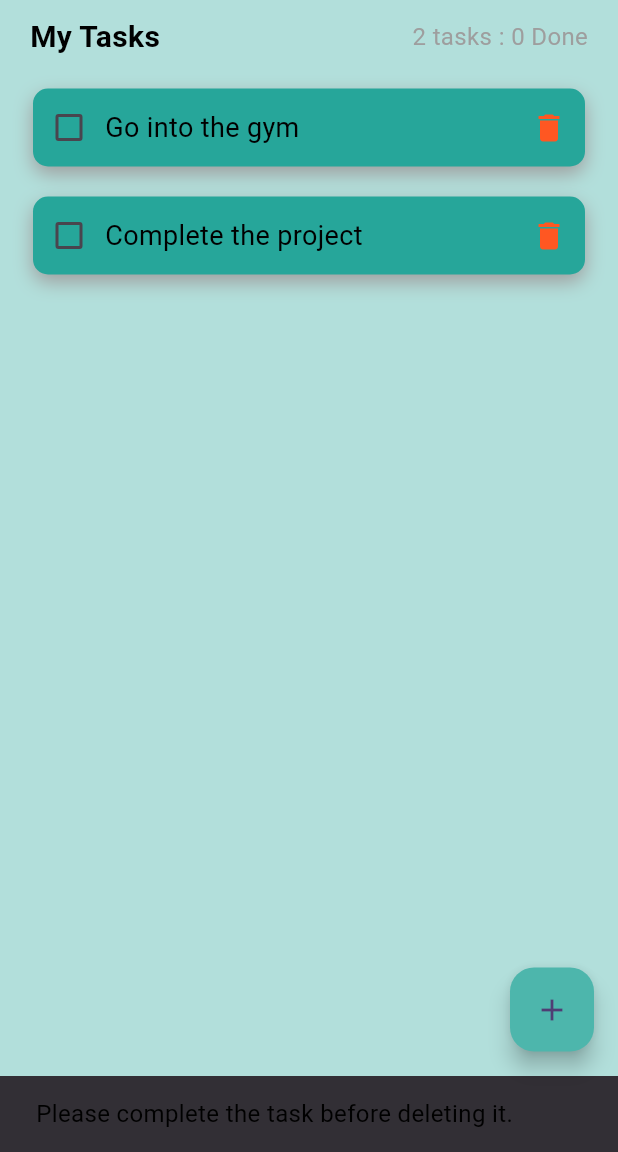
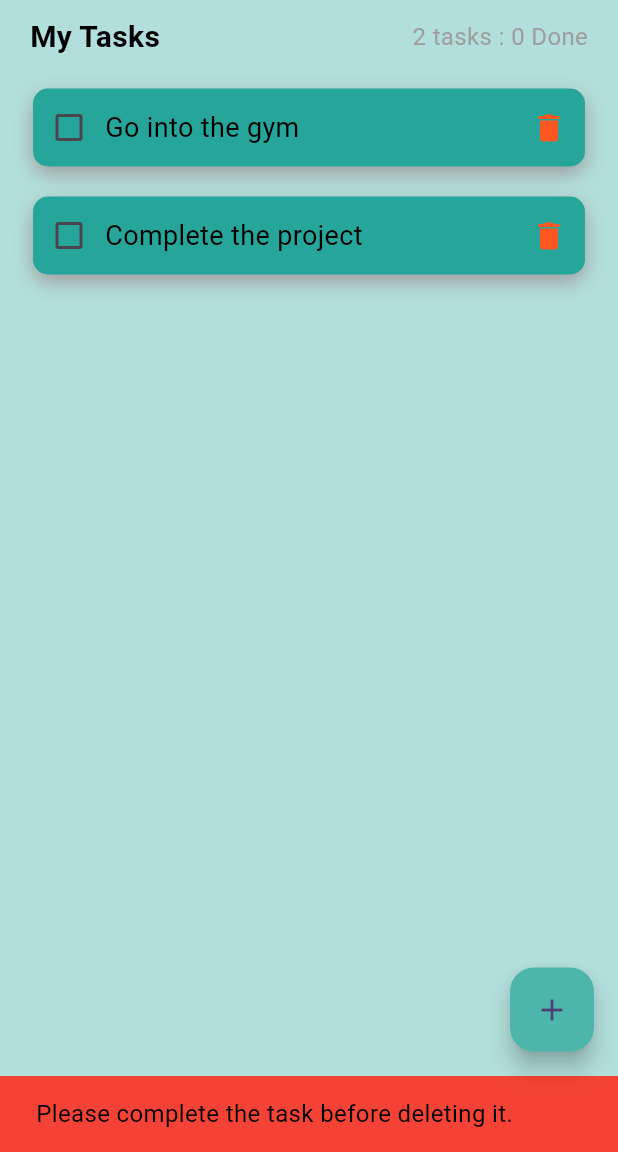
Before and after one commit to Eprince-hub/flutter-todo-app, a Flutter app: the screen it shows after launch, after a tap on the "delete" icon, on a phone screen of 412 x 824 dp, the part 84-1236 px from its top. Run offline on Flutter 3.47's test engine with Material 3 defaults, Android fonts, the phone set to English and light mode, and no system bars.

Commit message:
Add dismissDirection, elevation, and backgroundColor properties to SnackBar in TodoTile.dart

```diff
--- a/lib/util/todo_tile.dart
+++ b/lib/util/todo_tile.dart
@@ -68,6 +68,9 @@ class TodoTile extends StatelessWidget {
               if (!taskCompleted) {
                 ScaffoldMessenger.of(context).showSnackBar(
                   const SnackBar(
+                    dismissDirection: DismissDirection.horizontal,
+                    elevation: 10,
+                    backgroundColor: Colors.red,
                     content: MyText(
                         text: 'Please complete the task before deleting it.'),
                     duration: Duration(seconds: 2),
```
